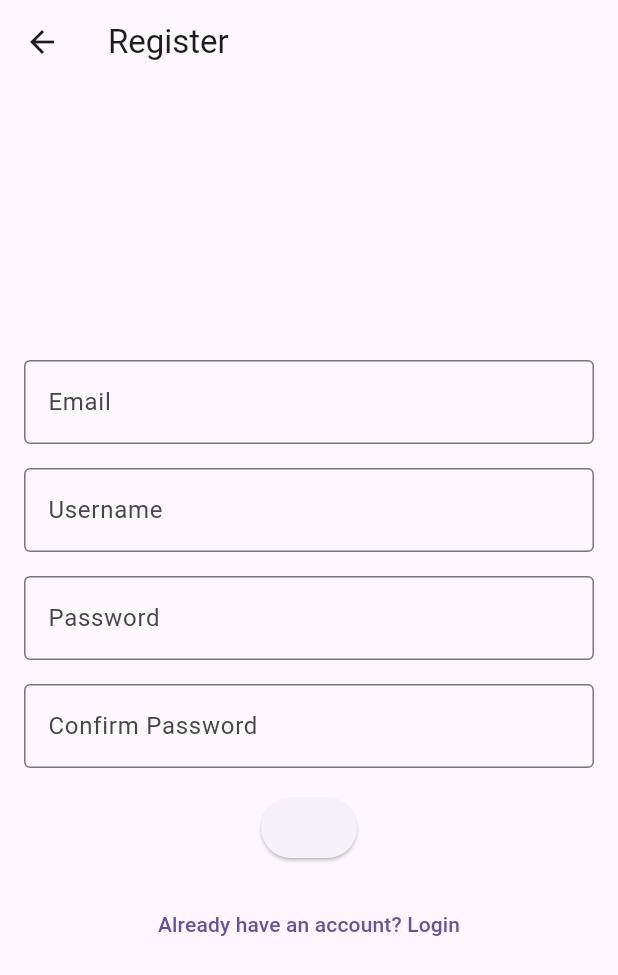
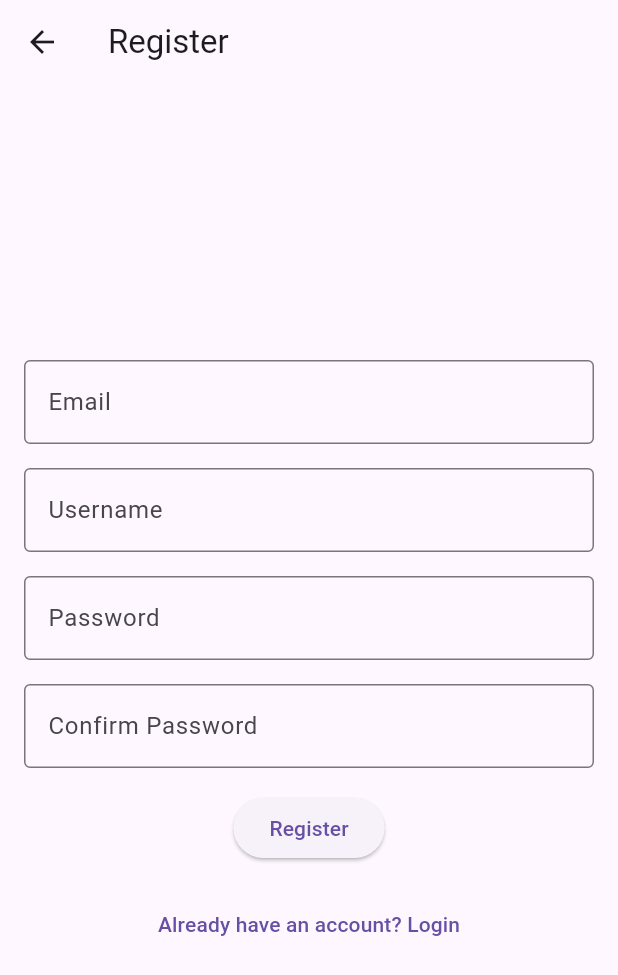
Before and after one commit to Chrislou23/flutter-group7, a Flutter app: the RegisterPage screen opened by its route, on a phone screen of 412 x 824 dp. Shown: the top 975 px of the screen. Run offline on Flutter 3.47's test engine with Material 3 defaults, Android fonts, the phone set to English and light mode, and no system bars; our stand-ins replace cloud_firestore, firebase_auth, firebase_core, shared_preferences; accounts and stored records are empty.

Commit message:
Added Register button and fixed confirm password

```diff
--- a/lib/pages/account_page/register_page.dart
+++ b/lib/pages/account_page/register_page.dart
@@ -48,8 +48,8 @@ class _RegisterPageState extends State<RegisterPage> {
         context: context,
         builder: (BuildContext context) {
           return AlertDialog(
-            title: const Text('Success'),
-            content: const Text('Account created successfully!'),
+            title: const Text('Thank you!'),
+            content: const Text('You account has been created successfully!'),
             actions: [
               TextButton(
                 onPressed: () {
@@ -129,6 +129,8 @@ class _RegisterPageState extends State<RegisterPage> {
             ),
             const SizedBox(height: 16.0),
             TextField(
+              controller: _confirmPasswordController,
+              obscureText: true,
               decoration: const InputDecoration(
                 border: OutlineInputBorder(),
                 labelText: 'Confirm Password',
@@ -137,7 +139,7 @@ class _RegisterPageState extends State<RegisterPage> {
             const SizedBox(height: 16.0),
             ElevatedButton(
               onPressed: registerUser,
-              child: null,
+              child: const Text('Register'),
             ),
             const SizedBox(height: 16.0),
             TextButton(
--- a/pubspec.yaml
+++ b/pubspec.yaml
@@ -36,9 +36,9 @@ dependencies:
   # The following adds the Cupertino Icons font to your application.
   # Use with the CupertinoIcons class for iOS style icons.
   cupertino_icons: ^1.0.8
-  firebase_core: ^2.13.0 # Replace with the latest version
-  firebase_auth: ^4.6.1 # Replace with the latest version
-  cloud_firestore: ^4.10.1 # Replace with the latest version
+  firebase_core: ^3.6.0 # Replace with the latest version
+  firebase_auth: ^5.3.1 # Replace with the latest version
+  cloud_firestore: ^5.4.4 # Replace with the latest version
 
 dev_dependencies:
   flutter_test:
```
Also changed, not shown: pubspec.lock.
